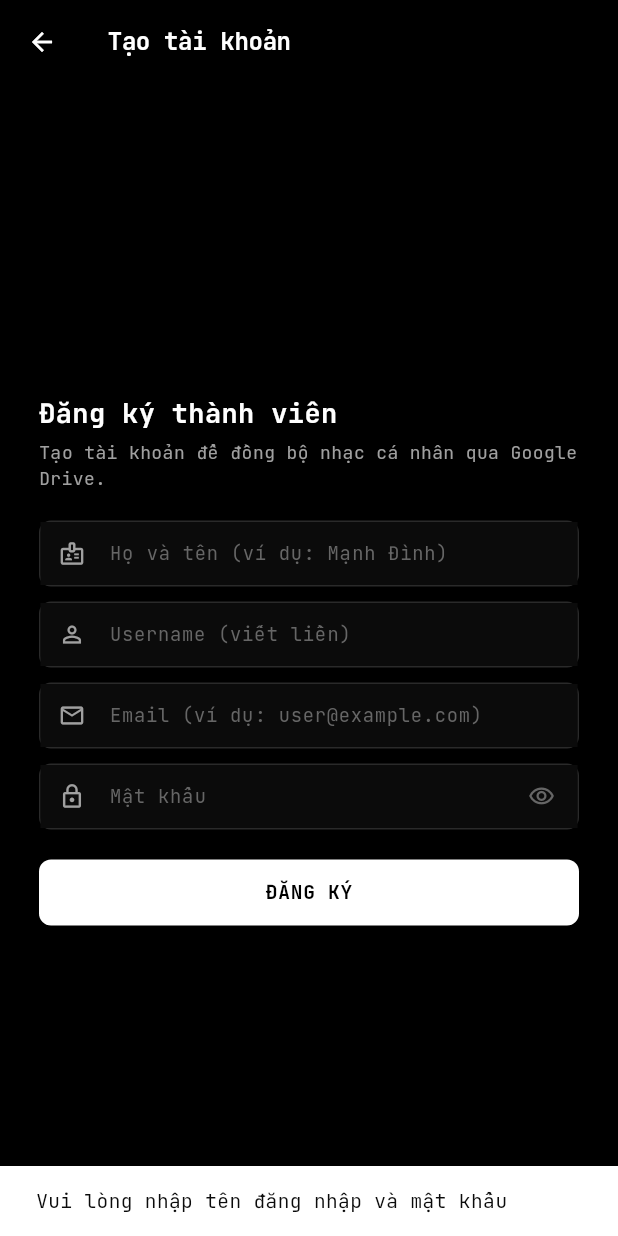
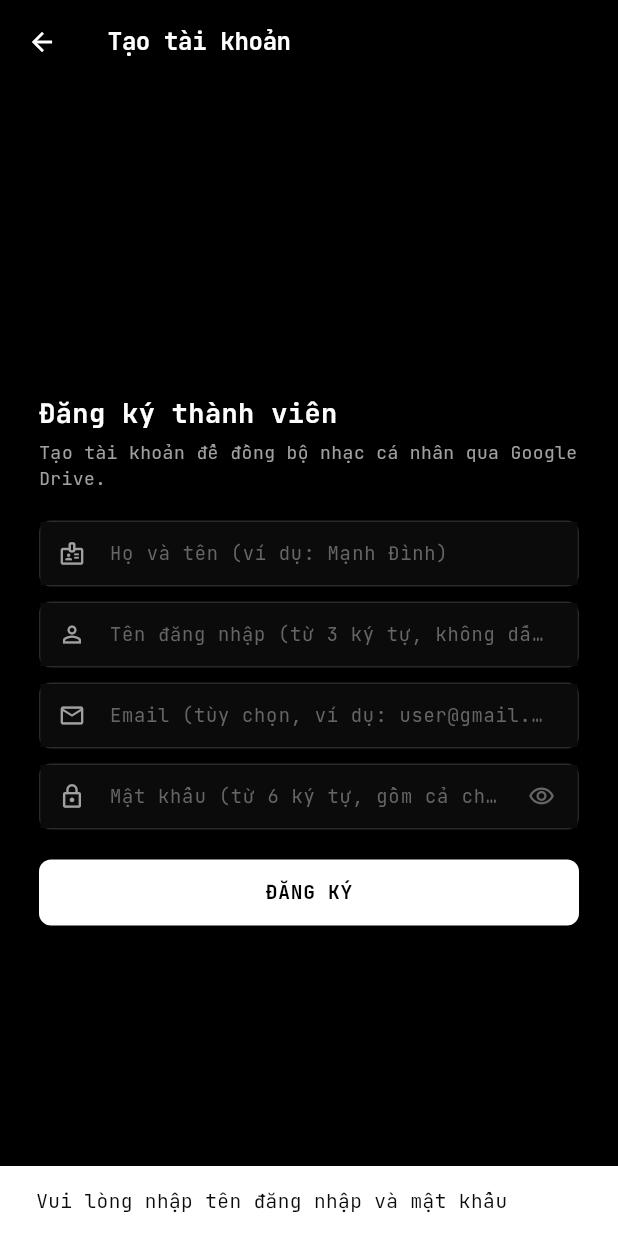
Before and after one commit to SutieXuXi203/music-storage-ui-mobile, a Flutter app: the RegisterScreen screen opened directly, after a tap on "ĐĂNG KÝ", on a phone screen of 412 x 824 dp. Run offline on Flutter 3.47's test engine with Material 3 defaults, Android fonts, the phone set to English and light mode, and no system bars; our stand-ins replace dio, flutter_svg, google_fonts, just_audio, shared_preferences; missing offline and left inert: reicon_flutter; accounts and stored records are empty; network calls fail.

Commit message:
fix(auth): add client-side validation and detailed error extraction

```diff
--- a/lib/views/auth/register_screen.dart
+++ b/lib/views/auth/register_screen.dart
@@ -37,6 +37,36 @@ class _RegisterScreenState extends State<RegisterScreen> {
     if (username.isEmpty || password.isEmpty) {
       ScaffoldMessenger.of(context).showSnackBar(
         const SnackBar(content: Text('Vui lòng nhập tên đăng nhập và mật khẩu')),
+      );
+      return;
+    }
+
+    if (username.length < 3) {
+      ScaffoldMessenger.of(context).showSnackBar(
+        const SnackBar(content: Text('Tên đăng nhập phải có tối thiểu 3 ký tự')),
+      );
+      return;
+    }
+
+    if (!RegExp(r'^[a-zA-Z0-9_]+$').hasMatch(username)) {
+      ScaffoldMessenger.of(context).showSnackBar(
+        const SnackBar(content: Text('Tên đăng nhập chỉ gồm chữ cái không dấu, chữ số và dấu gạch dưới (_)')),
+      );
+      return;
+    }
+
+    final hasLetters = RegExp(r'[A-Za-z]').hasMatch(password);
+    final hasDigits = RegExp(r'[0-9]').hasMatch(password);
+    if (password.length < 6 || !hasLetters || !hasDigits) {
+      ScaffoldMessenger.of(context).showSnackBar(
+        const SnackBar(content: Text('Mật khẩu phải từ 6 ký tự trở lên, bao gồm cả chữ cái và chữ số')),
+      );
+      return;
+    }
+
+    if (email.isNotEmpty && !RegExp(r'^[\w\.\+\-]+@[a-zA-Z0-9_\.\-]+$').hasMatch(email)) {
+      ScaffoldMessenger.of(context).showSnackBar(
+        const SnackBar(content: Text('Email không đúng định dạng hợp lệ')),
       );
       return;
     }
@@ -146,7 +176,7 @@ class _RegisterScreenState extends State<RegisterScreen> {
                   _buildInputField(
                     context,
                     controller: _usernameController,
-                    hint: 'Username (viết liền)',
+                    hint: 'Tên đăng nhập (từ 3 ký tự, không dấu)',
                     icon: Icons.person_outline,
                   ),
                   const SizedBox(height: 10),
@@ -154,7 +184,7 @@ class _RegisterScreenState extends State<RegisterScreen> {
                   _buildInputField(
                     context,
                     controller: _emailController,
-                    hint: 'Email (ví dụ: user@example.com)',
+                    hint: 'Email (tùy chọn, ví dụ: user@gmail.com)',
                     icon: Icons.email_outlined,
                     keyboardType: TextInputType.emailAddress,
                   ),
@@ -163,7 +193,7 @@ class _RegisterScreenState extends State<RegisterScreen> {
                   _buildInputField(
                     context,
                     controller: _passwordController,
-                    hint: 'Mật khẩu',
+                    hint: 'Mật khẩu (từ 6 ký tự, gồm cả chữ & số)',
                     icon: Icons.lock_outline,
                     obscureText: _obscurePassword,
                     suffixIcon: IconButton(
```
Also changed, not shown: lib/providers/auth_provider.dart (+32 -1 lines).
